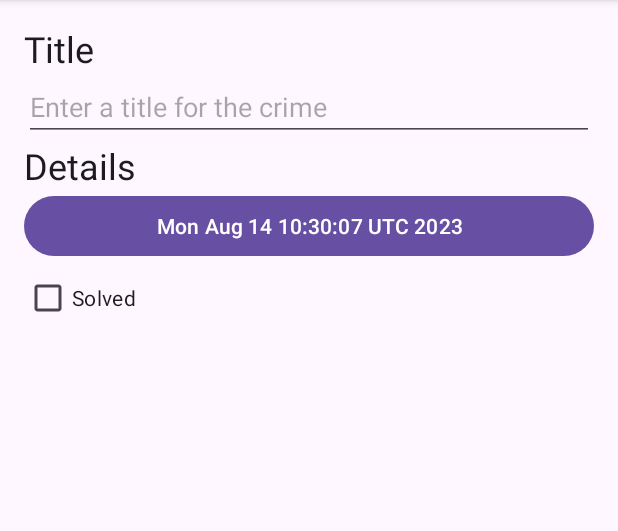
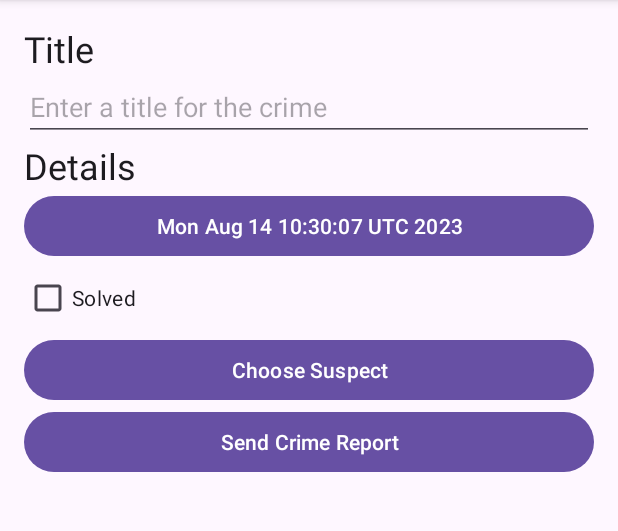
Before and after one commit to jakobakoba/CriminalIntent, an Android app: the screen it shows after launch (MainActivity), after a tap on "New Crime", on a phone screen of 412 x 824 dp, the part 96-627 px from its top. Run offline under Robolectric (Android 15) with nearby library versions, the phone set to English and light mode, and no system bars; our stand-ins replace Room's generated code.

Commit message:
added strings and buttons in fragment detail

```diff
--- a/app/src/main/res/layout/fragment_crime_detail.xml
+++ b/app/src/main/res/layout/fragment_crime_detail.xml
@@ -39,5 +39,17 @@
         android:layout_height="wrap_content"
         android:text="@string/crime_solved_label" />
 
+    <Button
+        android:id="@+id/crime_suspect_btn"
+        android:layout_width="match_parent"
+        android:layout_height="wrap_content"
+        android:text="@string/crime_suspect_text" />
+
+    <Button
+        android:id="@+id/crime_report_btn"
+        android:layout_width="match_parent"
+        android:layout_height="wrap_content"
+        android:text="@string/crime_report_text"/>
+
 
 </LinearLayout>
--- a/app/src/main/res/values/strings.xml
+++ b/app/src/main/res/values/strings.xml
@@ -6,4 +6,6 @@
     <string name="crime_solved_label">Solved</string>
     <string name="contentdescription">contentDescription</string>
     <string name="new_crime">New Crime</string>
+    <string name="crime_suspect_text">Choose Suspect</string>
+    <string name="crime_report_text">Send Crime Report</string>
 </resources>
```
